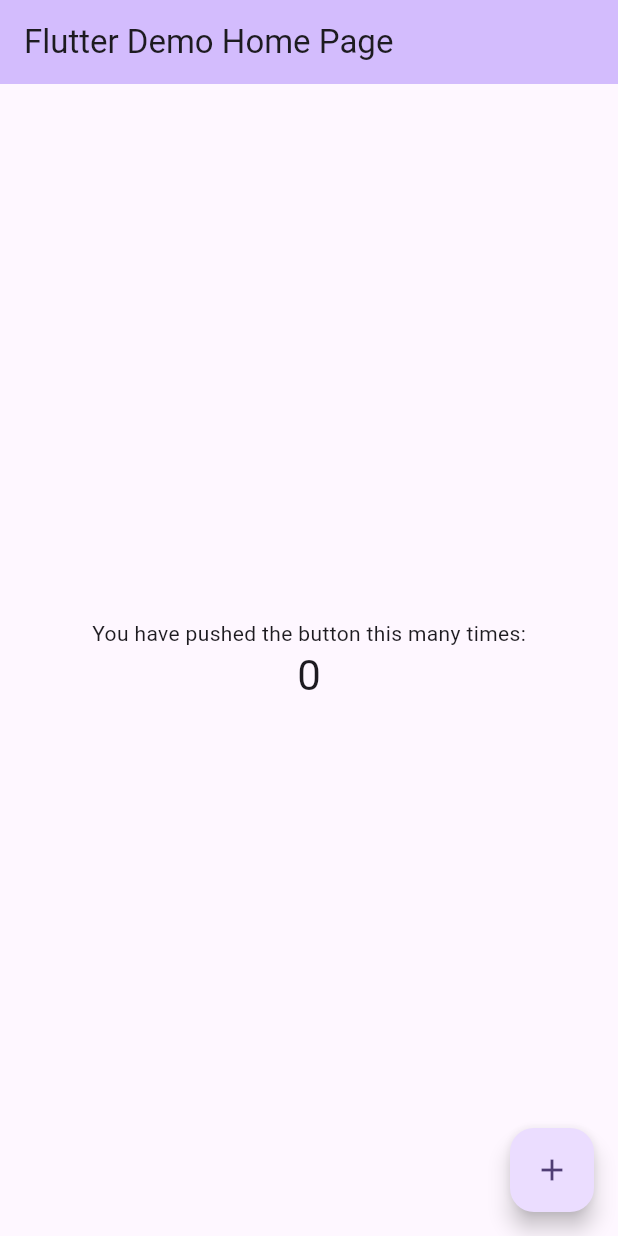
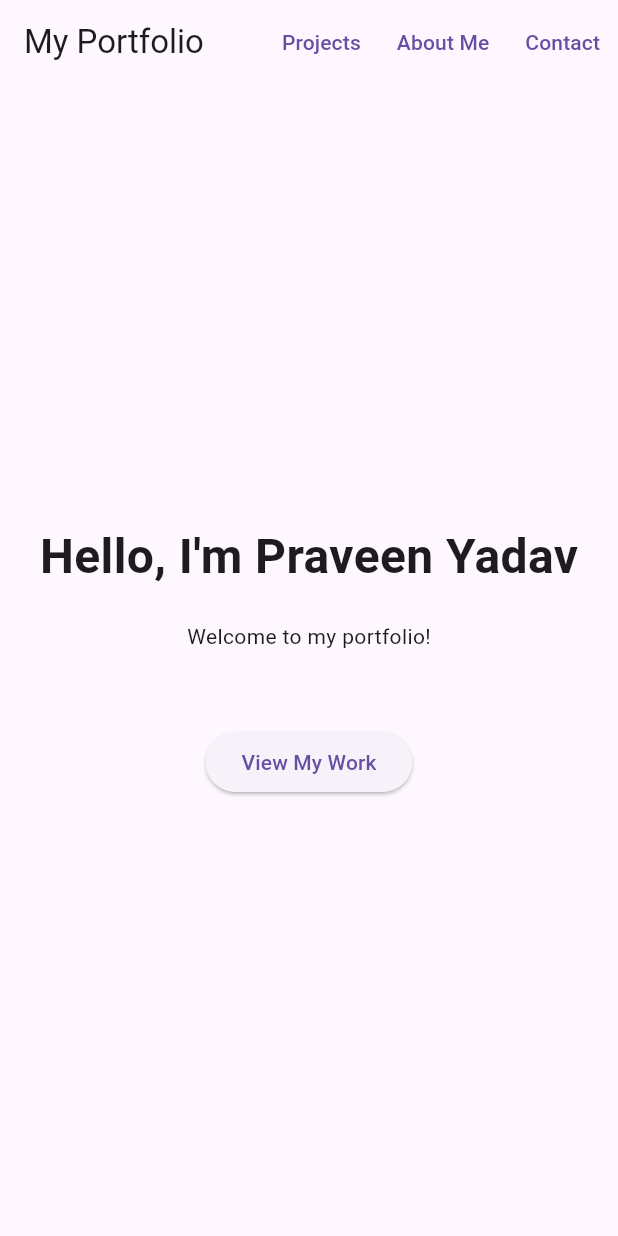
Before and after one commit to pytw/portfolio, a Flutter app: the screen it shows after launch, on a phone screen of 412 x 824 dp. Run offline on Flutter 3.47's test engine with Material 3 defaults, Android fonts, the phone set to English and light mode, and no system bars; our stand-ins replace firebase_core; accounts and stored records are empty; statements that could not run were skipped.

Commit message:
major update

```diff
--- a/lib/main.dart
+++ b/lib/main.dart
@@ -1,70 +1,26 @@
 import 'package:flutter/material.dart';
+import 'package:firebase_core/firebase_core.dart';
+import 'firebase_options.dart'; // Import your firebase_options.dart
+import 'pages/home_page.dart';
 
-void main() {
-  runApp(const MyApp());
+void main() async {
+  WidgetsFlutterBinding.ensureInitialized();
+  await Firebase.initializeApp(
+    options: DefaultFirebaseOptions.currentPlatform,
+  );
+  runApp(const PortfolioApp());
 }
 
-class MyApp extends StatelessWidget {
-  const MyApp({super.key});
+class PortfolioApp extends StatelessWidget {
+  const PortfolioApp({super.key});
 
-  // This widget is the root of your application.
   @override
   Widget build(BuildContext context) {
     return MaterialApp(
-      title: 'Portfolio',
-      theme: ThemeData(
-        colorScheme: ColorScheme.fromSeed(seedColor: Colors.deepPurple),
-        useMaterial3: true,
-      ),
-      home: const MyHomePage(title: 'Flutter Demo Home Page'),
+      debugShowCheckedModeBanner: false,
+      title: 'My Portfolio',
+      theme: ThemeData(primarySwatch: Colors.blue),
+      home: const HomePage(),
     );
   }
 }
-
-class MyHomePage extends StatefulWidget {
-  const MyHomePage({super.key, required this.title});
-
-  final String title;
-
-  @override
-  State<MyHomePage> createState() => _MyHomePageState();
-}
-
-class _MyHomePageState extends State<MyHomePage> {
-  int _counter = 0;
-
-  void _incrementCounter() {
-    setState(() {
-      _counter++;
-    });
-  }
-
-  @override
-  Widget build(BuildContext context) {
-    return Scaffold(
-      appBar: AppBar(
-        backgroundColor: Theme.of(context).colorScheme.inversePrimary,
-        title: Text(widget.title),
-      ),
-      body: Center(
-        child: Column(
-          mainAxisAlignment: MainAxisAlignment.center,
-          children: <Widget>[
-            const Text(
-              'You have pushed the button this many times:',
-            ),
-            Text(
-              '$_counter',
-              style: Theme.of(context).textTheme.headlineMedium,
-            ),
-          ],
-        ),
-      ),
-      floatingActionButton: FloatingActionButton(
-        onPressed: _incrementCounter,
-        tooltip: 'Increment',
-        child: const Icon(Icons.add),
-      ),
-    );
-  }
-}
--- /dev/null
+++ b/lib/pages/home_page.dart
@@ -0,0 +1,69 @@
+import 'package:flutter/material.dart';
+import 'projects_page.dart';
+import 'about_me_page.dart';
+import 'contact_page.dart';
+
+class HomePage extends StatelessWidget {
+  const HomePage({super.key});
+
+  @override
+  Widget build(BuildContext context) {
+    return Scaffold(
+      appBar: AppBar(
+        title: const Text('My Portfolio'),
+        actions: [
+          TextButton(
+            onPressed: () {
+              Navigator.push(
+                context,
+                MaterialPageRoute(builder: (context) => const ProjectsPage()),
+              );
+            },
+            child: const Text('Projects'),
+          ),
+          TextButton(
+            onPressed: () {
+              Navigator.push(
+                context,
+                MaterialPageRoute(builder: (context) => const AboutMePage()),
+              );
+            },
+            child: const Text('About Me'),
+          ),
+          TextButton(
+            onPressed: () {
+              Navigator.push(
+                context,
+                MaterialPageRoute(builder: (context) => const ContactPage()),
+              );
+            },
+            child: const Text('Contact'),
+          ),
+        ],
+      ),
+      body: Center(
+        child: Column(
+          mainAxisAlignment: MainAxisAlignment.center,
+          children: [
+            const Text(
+              'Hello, I\'m Praveen Yadav',
+              style: TextStyle(fontSize: 32, fontWeight: FontWeight.bold),
+            ),
+            const SizedBox(height: 20),
+            const Text('Welcome to my portfolio!'),
+            const SizedBox(height: 50),
+            ElevatedButton(
+              onPressed: () {
+                Navigator.push(
+                  context,
+                  MaterialPageRoute(builder: (context) => const ProjectsPage()),
+                );
+              },
+              child: const Text('View My Work'),
+            ),
+          ],
+        ),
+      ),
+    );
+  }
+}
```
Also changed, not shown: lib/pages/about_me_page.dart (added, +22 -0 lines), lib/pages/contact_page.dart (added, +41 -0 lines), lib/pages/projects_page.dart (added, +41 -0 lines).
